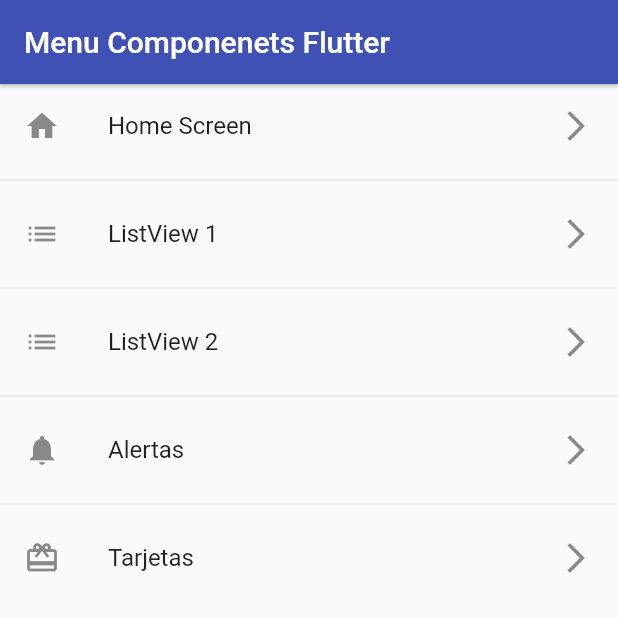
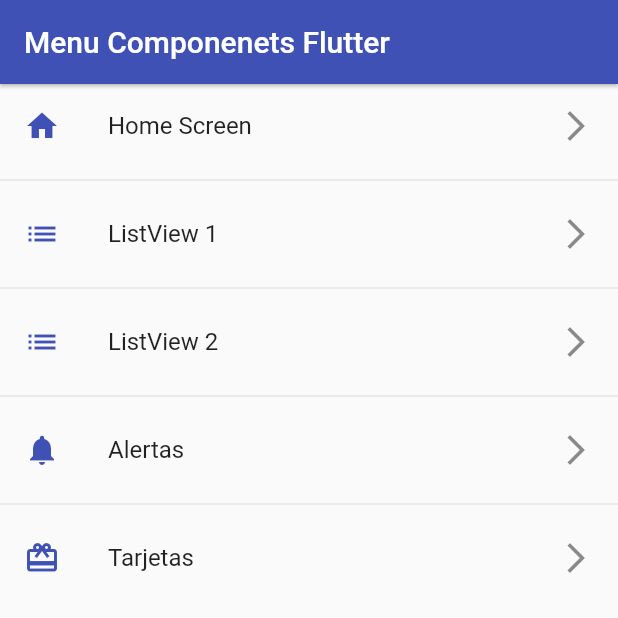
Before and after one commit to Turyfay/app-components-flutter, a Flutter app: the screen it shows after launch, on a phone screen of 412 x 824 dp, the top half of it. Run offline on Flutter 3.47's test engine with Material 2 defaults, Android fonts, the phone set to English and light mode, and no system bars.

Commit message:
Configuracion de tema global

```diff
--- a/lib/main.dart
+++ b/lib/main.dart
@@ -14,6 +14,10 @@
       initialRoute: AppRoutes.initialRoute,
       routes: AppRoutes.getMenuRoutes(),
       onGenerateRoute: AppRoutes.onGenerateRoute,
+      theme: ThemeData.light().copyWith(
+        primaryColor: Colors.indigo,
+        appBarTheme: const AppBarTheme(color: Colors.indigo, elevation: 1),
+      ),
     );
   }
 }
--- a/lib/screens/home_screen.dart
+++ b/lib/screens/home_screen.dart
@@ -8,14 +8,15 @@
   Widget build(BuildContext context) {
     return Scaffold(
         appBar: AppBar(
-          backgroundColor: Colors.indigo,
-          elevation: 1,
           title: const Text('Menu Componenets Flutter'),
         ),
         body: ListView.separated(
             itemBuilder: (context, index) => ListTile(
                   title: Text(AppRoutes.menuOptions[index].name),
-                  leading: Icon(AppRoutes.menuOptions[index].icon),
+                  leading: Icon(
+                    AppRoutes.menuOptions[index].icon,
+                    color: Colors.indigo,
+                  ),
                   trailing: const Icon(Icons.arrow_forward_ios),
                   onTap: () => Navigator.pushNamed(
                       context, AppRoutes.menuOptions[index].route),
--- a/lib/screens/listview2_screeen.dart
+++ b/lib/screens/listview2_screeen.dart
@@ -10,8 +10,6 @@
     return Scaffold(
         appBar: AppBar(
           title: const Text('Lista de componetes'),
-          elevation: 0,
-          backgroundColor: Colors.deepPurple,
         ),
         body: ListView.separated(
             itemBuilder: (context, index) {
```
